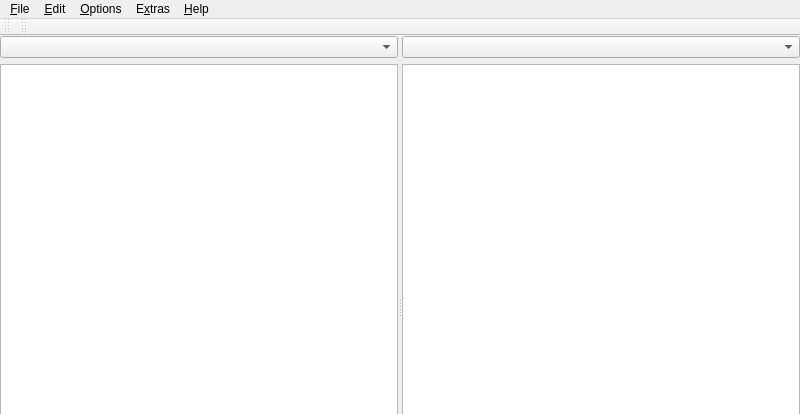
Above: ui/mainwindow.ui from software-made-easy/Converter before the change; both pictures show x 0 to 800 and y 0 to 414 of the 800 by 600 pixel window. Below: the same form after it.
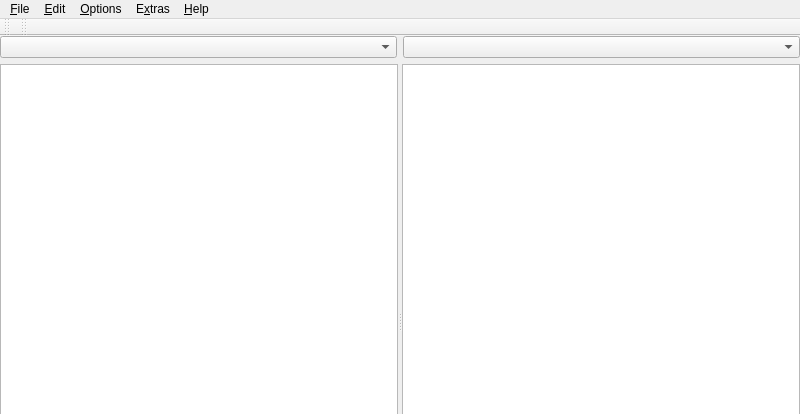
That is the form after the change. Icons and pictures are not drawn.

```diff
--- a/ui/mainwindow.ui
+++ b/ui/mainwindow.ui
@@ -14,7 +14,7 @@
    <string/>
   </property>
   <widget class="QWidget" name="container">
-   <layout class="QVBoxLayout" name="verticalLayout_3">
+   <layout class="QVBoxLayout" name="verticalLayout" stretch="0,1">
     <property name="leftMargin">
      <number>0</number>
     </property>
@@ -27,27 +27,22 @@
     <property name="bottomMargin">
      <number>0</number>
     </property>
+    <item>
+     <layout class="QHBoxLayout" name="horizontalLayout">
+      <item>
+       <widget class="QComboBox" name="from"/>
+      </item>
+      <item>
+       <widget class="QComboBox" name="to"/>
+      </item>
+     </layout>
+    </item>
     <item>
      <widget class="QSplitter" name="splitter">
       <property name="orientation">
        <enum>Qt::Horizontal</enum>
       </property>
-      <widget class="QWidget" name="verticalLayoutWidget">
-       <layout class="QVBoxLayout" name="verticalLayout">
-        <item>
-         <widget class="QComboBox" name="from"/>
-        </item>
-        <item>
          <widget class="QTextEdit" name="textEdit"/>
-        </item>
-       </layout>
-      </widget>
-      <widget class="QWidget" name="verticalLayoutWidget_2">
-       <layout class="QVBoxLayout" name="verticalLayout_2">
-        <item>
-         <widget class="QComboBox" name="to"/>
-        </item>
-        <item>
          <widget class="QTextEdit" name="plainTextEdit">
           <property name="undoRedoEnabled">
            <bool>false</bool>
@@ -58,9 +53,6 @@
           <property name="textInteractionFlags">
            <set>Qt::LinksAccessibleByMouse|Qt::TextSelectableByMouse</set>
           </property>
-         </widget>
-        </item>
-       </layout>
       </widget>
      </widget>
     </item>
```
Lines whose indentation alone changed are shown as unchanged.
